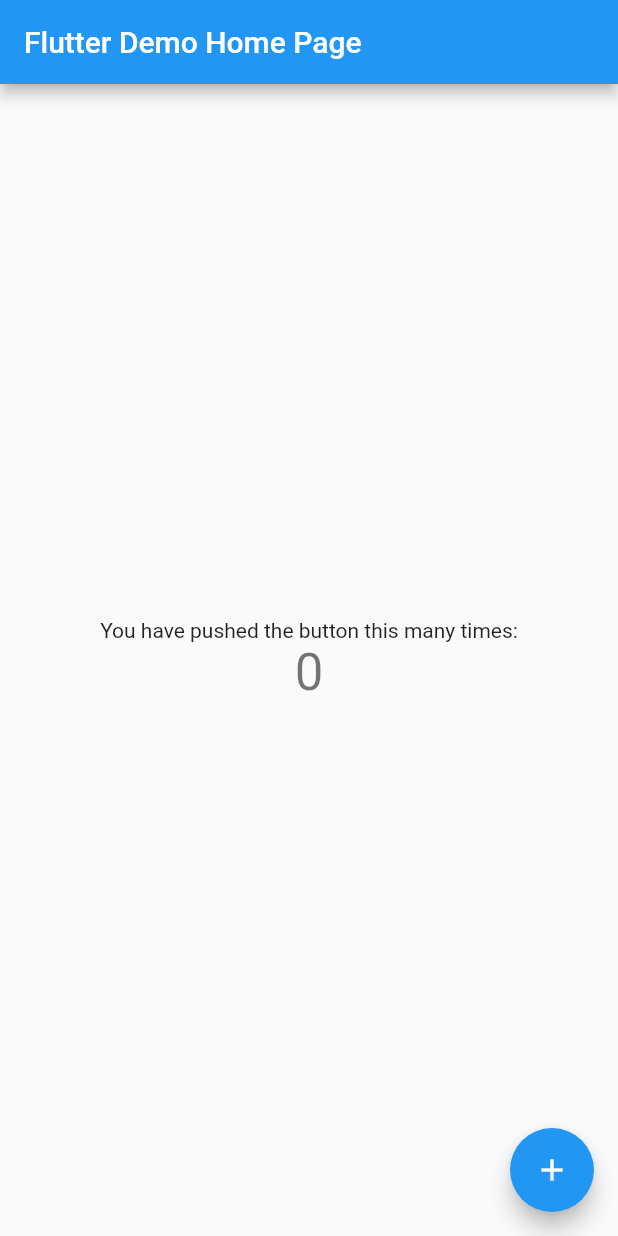
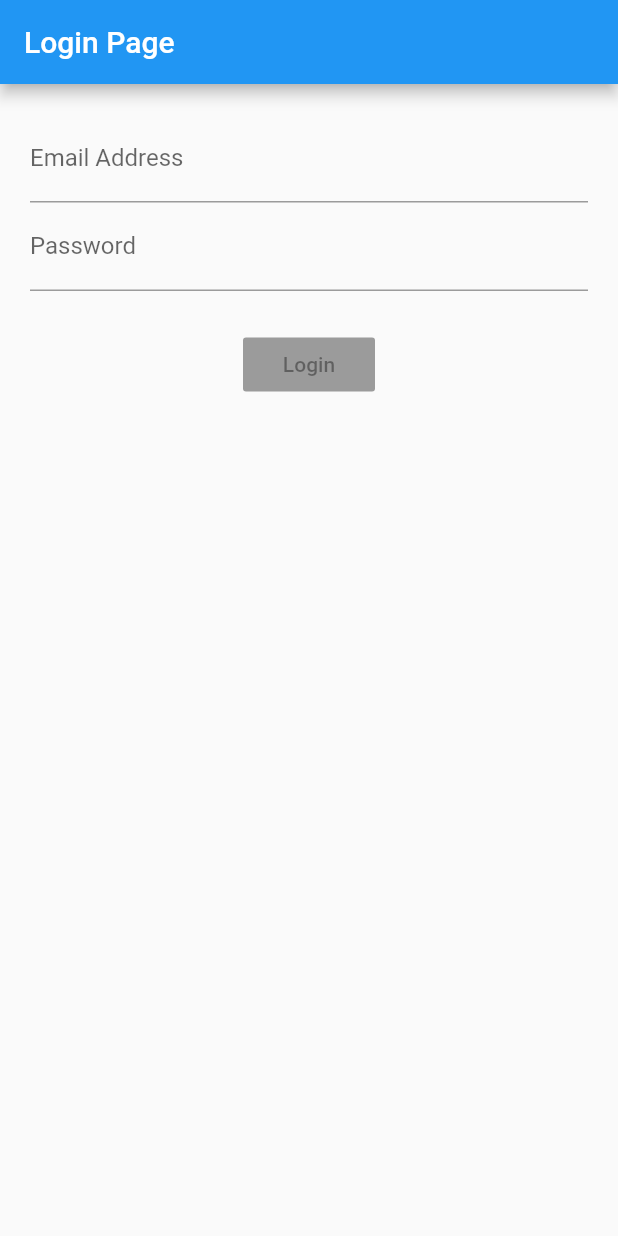
Before and after one commit to TeamReadOnly/lol-helper-stats, a Flutter app: the screen it shows after launch, on a phone screen of 412 x 824 dp. Run offline on Flutter 3.47's test engine with Material 2 defaults, Android fonts, the phone set to English and light mode, and no system bars.

Commit message:
Add sample login screen

```diff
--- a/lib/main.dart
+++ b/lib/main.dart
@@ -1,117 +1,4 @@
 import 'package:flutter/material.dart';
+import './src/app.dart';
 
-void main() {
-  runApp(MyApp());
-}
-
-class MyApp extends StatelessWidget {
-  // This widget is the root of your application.
-  @override
-  Widget build(BuildContext context) {
-    return MaterialApp(
-      title: 'Flutter Demo',
-      theme: ThemeData(
-        // This is the theme of your application.
-        //
-        // Try running your application with "flutter run". You'll see the
-        // application has a blue toolbar. Then, without quitting the app, try
-        // changing the primarySwatch below to Colors.green and then invoke
-        // "hot reload" (press "r" in the console where you ran "flutter run",
-        // or simply save your changes to "hot reload" in a Flutter IDE).
-        // Notice that the counter didn't reset back to zero; the application
-        // is not restarted.
-        primarySwatch: Colors.blue,
-        // This makes the visual density adapt to the platform that you run
-        // the app on. For desktop platforms, the controls will be smaller and
-        // closer together (more dense) than on mobile platforms.
-        visualDensity: VisualDensity.adaptivePlatformDensity,
-      ),
-      home: MyHomePage(title: 'Flutter Demo Home Page'),
-    );
-  }
-}
-
-class MyHomePage extends StatefulWidget {
-  MyHomePage({Key key, this.title}) : super(key: key);
-
-  // This widget is the home page of your application. It is stateful, meaning
-  // that it has a State object (defined below) that contains fields that affect
-  // how it looks.
-
-  // This class is the configuration for the state. It holds the values (in this
-  // case the title) provided by the parent (in this case the App widget) and
-  // used by the build method of the State. Fields in a Widget subclass are
-  // always marked "final".
-
-  final String title;
-
-  @override
-  _MyHomePageState createState() => _MyHomePageState();
-}
-
-class _MyHomePageState extends State<MyHomePage> {
-  int _counter = 0;
-
-  void _incrementCounter() {
-    setState(() {
-      // This call to setState tells the Flutter framework that something has
-      // changed in this State, which causes it to rerun the build method below
-      // so that the display can reflect the updated values. If we changed
-      // _counter without calling setState(), then the build method would not be
-      // called again, and so nothing would appear to happen.
-      _counter++;
-    });
-  }
-
-  @override
-  Widget build(BuildContext context) {
-    // This method is rerun every time setState is called, for instance as done
-    // by the _incrementCounter method above.
-    //
-    // The Flutter framework has been optimized to make rerunning build methods
-    // fast, so that you can just rebuild anything that needs updating rather
-    // than having to individually change instances of widgets.
-    return Scaffold(
-      appBar: AppBar(
-        // Here we take the value from the MyHomePage object that was created by
-        // the App.build method, and use it to set our appbar title.
-        title: Text(widget.title),
-      ),
-      body: Center(
-        // Center is a layout widget. It takes a single child and positions it
-        // in the middle of the parent.
-        child: Column(
-          // Column is also a layout widget. It takes a list of children and
-          // arranges them vertically. By default, it sizes itself to fit its
-          // children horizontally, and tries to be as tall as its parent.
-          //
-          // Invoke "debug painting" (press "p" in the console, choose the
-          // "Toggle Debug Paint" action from the Flutter Inspector in Android
-          // Studio, or the "Toggle Debug Paint" command in Visual Studio Code)
-          // to see the wireframe for each widget.
-          //
-          // Column has various properties to control how it sizes itself and
-          // how it positions its children. Here we use mainAxisAlignment to
-          // center the children vertically; the main axis here is the vertical
-          // axis because Columns are vertical (the cross axis would be
-          // horizontal).
-          mainAxisAlignment: MainAxisAlignment.center,
-          children: <Widget>[
-            Text(
-              'You have pushed the button this many times:',
-            ),
-            Text(
-              '$_counter',
-              style: Theme.of(context).textTheme.headline4,
-            ),
-          ],
-        ),
-      ),
-      floatingActionButton: FloatingActionButton(
-        onPressed: _incrementCounter,
-        tooltip: 'Increment',
-        child: Icon(Icons.add),
-      ), // This trailing comma makes auto-formatting nicer for build methods.
-    );
-  }
-}
+void main() => runApp(App());
--- /dev/null
+++ b/lib/src/app.dart
@@ -0,0 +1,19 @@
+import 'package:flutter/material.dart';
+import 'widgets/login_screen.dart';
+import 'blocks/provider.dart';
+
+class App extends StatelessWidget {
+  const App({Key key}) : super(key: key);
+
+  @override
+  Widget build(BuildContext context) {
+    return Provider(
+        child: MaterialApp(
+            home: Scaffold(
+      appBar: AppBar(
+        title: Text('Login Page'),
+      ),
+      body: LoginScreen(),
+    )));
+  }
+}
--- /dev/null
+++ b/lib/src/blocks/bloc.dart
@@ -0,0 +1,18 @@
+import 'dart:async';
+import 'validators.dart';
+
+class Bloc with Validators {
+  final _email = StreamController<String>();
+  final _password = StreamController<String>();
+
+  Stream<String> get email => _email.stream.transform(validateEmail);
+  Stream<String> get password => _password.stream.transform(validatePassword);
+
+  Function(String) get changeEmail => _email.sink.add;
+  Function(String) get changePassword => _password.sink.add;
+
+  dispose() {
+    _email.close();
+    _password.close();
+  }
+}
--- /dev/null
+++ b/lib/src/blocks/provider.dart
@@ -0,0 +1,16 @@
+import 'package:flutter/material.dart';
+import 'bloc.dart';
+
+class Provider extends InheritedWidget {
+  Provider({Key key, Widget child}) : super(key: key, child: child);
+  final bloc = Bloc();
+
+  static Bloc of(BuildContext context) {
+    return (context.inheritFromWidgetOfExactType(Provider) as Provider).bloc;
+  }
+
+  @override
+  bool updateShouldNotify(_) {
+    return true;
+  }
+}
--- /dev/null
+++ b/lib/src/blocks/validators.dart
@@ -0,0 +1,23 @@
+import 'dart:async';
+
+class Validators {
+  final validateEmail = StreamTransformer<String, String>.fromHandlers(
+    handleData: (email, sink) {
+      if (email.contains('@')) {
+        sink.add(email);
+      } else {
+        sink.addError('Enter a valid email');
+      }
+    },
+  );
+
+  final validatePassword = StreamTransformer<String, String>.fromHandlers(
+    handleData: (password, sink) {
+      if (password.length > 6) {
+        sink.add(password);
+      } else {
+        sink.addError('Password must be at least 6 characters');
+      }
+    },
+  );
+}
--- /dev/null
+++ b/lib/src/widgets/login_screen.dart
@@ -0,0 +1,68 @@
+import 'package:flutter/material.dart';
+import '../blocks/bloc.dart';
+import '../blocks/provider.dart';
+
+class LoginScreen extends StatelessWidget {
+  const LoginScreen({Key key}) : super(key: key);
+
+  @override
+  Widget build(BuildContext context) {
+    final bloc = Provider.of(context);
+    return Container(
+      child: Container(
+        margin: EdgeInsets.all(20.0),
+        child: Column(
+          children: <Widget>[
+            emailField(bloc),
+            passwordField(bloc),
+            Container(
+              margin: EdgeInsets.only(top: 25.0),
+            ),
+            submitButton()
+          ],
+        ),
+      ),
+    );
+  }
+
+  Widget emailField(Bloc bloc) {
+    return StreamBuilder(
+      stream: bloc.email,
+      builder: (context, snapshot) {
+        return TextField(
+          onChanged: bloc.changeEmail,
+          keyboardType: TextInputType.emailAddress,
+          decoration: InputDecoration(
+            hintText: 'you@example.com',
+            labelText: 'Email Address',
+            errorText: snapshot.error,
+          ),
+        );
+      },
+    );
+  }
+
+  Widget passwordField(Bloc bloc) {
+    return StreamBuilder(
+        stream: bloc.password,
+        builder: (context, snapshot) {
+          return TextField(
+            onChanged: bloc.changePassword,
+            obscureText: true,
+            decoration: InputDecoration(
+              hintText: 'Password',
+              labelText: 'Password',
+              errorText: snapshot.error,
+            ),
+          );
+        });
+  }
+
+  Widget submitButton() {
+    return RaisedButton(
+      child: Text('Login'),
+      color: Colors.blue,
+      onPressed: null,
+    );
+  }
+}
```
